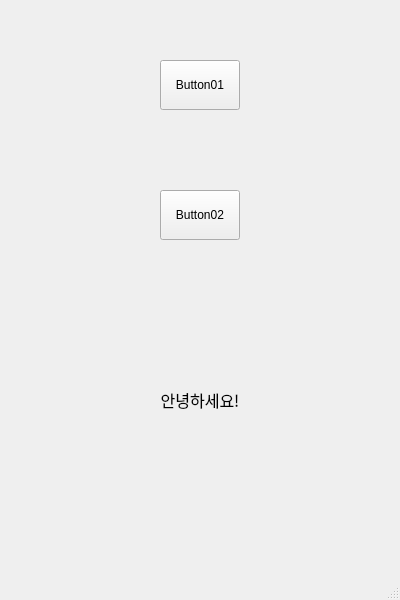
Old version of the form UI/first240329.ui in the repository wjseoduq2/pythonProject_makingWinApp.
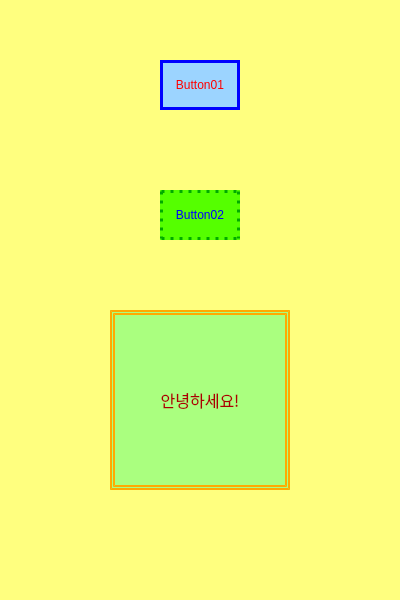
New version of the form.

Commit message: 두번째 올리는 파일 20240329

```diff
--- a/UI/first240329.ui
+++ b/UI/first240329.ui
@@ -13,6 +13,9 @@
   <property name="windowTitle">
    <string>MainWindow</string>
   </property>
+  <property name="styleSheet">
+   <string notr="true">background-color: rgb(255, 255, 127);</string>
+  </property>
   <widget class="QWidget" name="centralwidget">
    <widget class="QPushButton" name="button01">
     <property name="geometry">
@@ -23,6 +26,12 @@
       <height>50</height>
      </rect>
     </property>
+    <property name="styleSheet">
+     <string notr="true">color: rgb(255, 0, 0);
+border: 3px solid;
+border-color: rgb(0, 0, 255);
+background-color: rgb(156, 212, 255);</string>
+    </property>
     <property name="text">
      <string>Button01</string>
     </property>
@@ -36,6 +45,12 @@
       <height>50</height>
      </rect>
     </property>
+    <property name="styleSheet">
+     <string notr="true">color: rgb(0, 0, 255);
+border: 3px dotted;
+border-color: rgb(0, 170, 0);
+background-color: rgb(85, 255, 0);</string>
+    </property>
     <property name="text">
      <string>Button02</string>
     </property>
@@ -55,6 +70,12 @@
       <pointsize>12</pointsize>
      </font>
     </property>
+    <property name="styleSheet">
+     <string notr="true">background-color: rgb(170, 255, 127);
+border: 5px double dotted;
+border-color: rgb(255, 170, 0);
+color: rgb(170, 0, 0);</string>
+    </property>
     <property name="text">
      <string>안녕하세요!</string>
     </property>
```
The commit also changes 1 other file.
